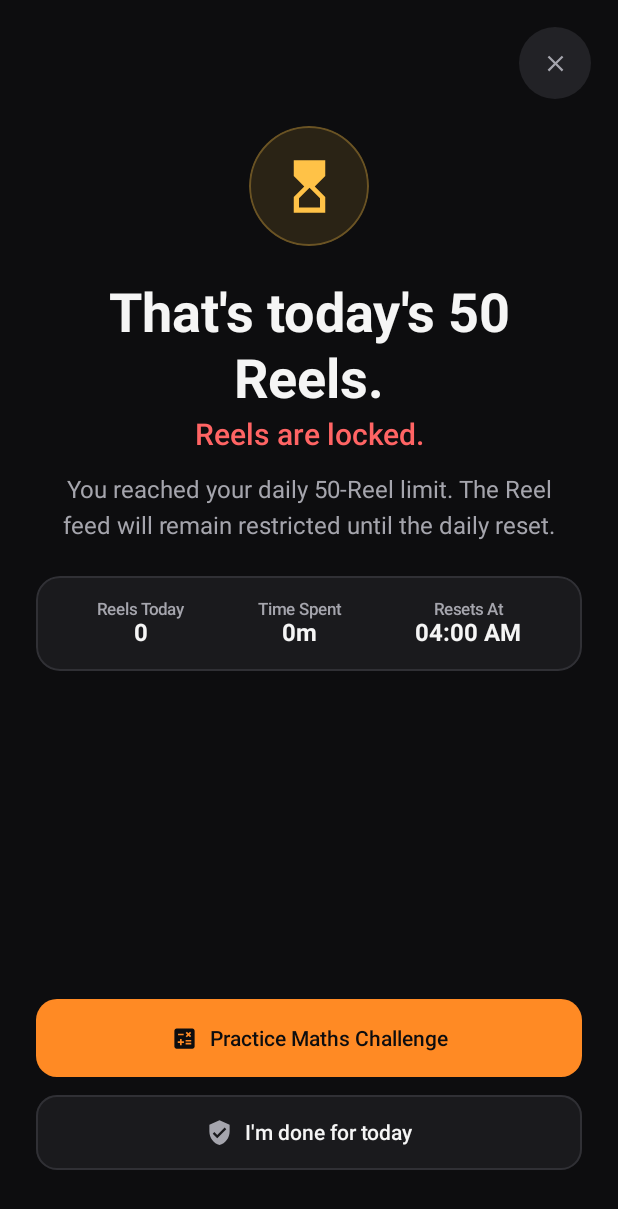
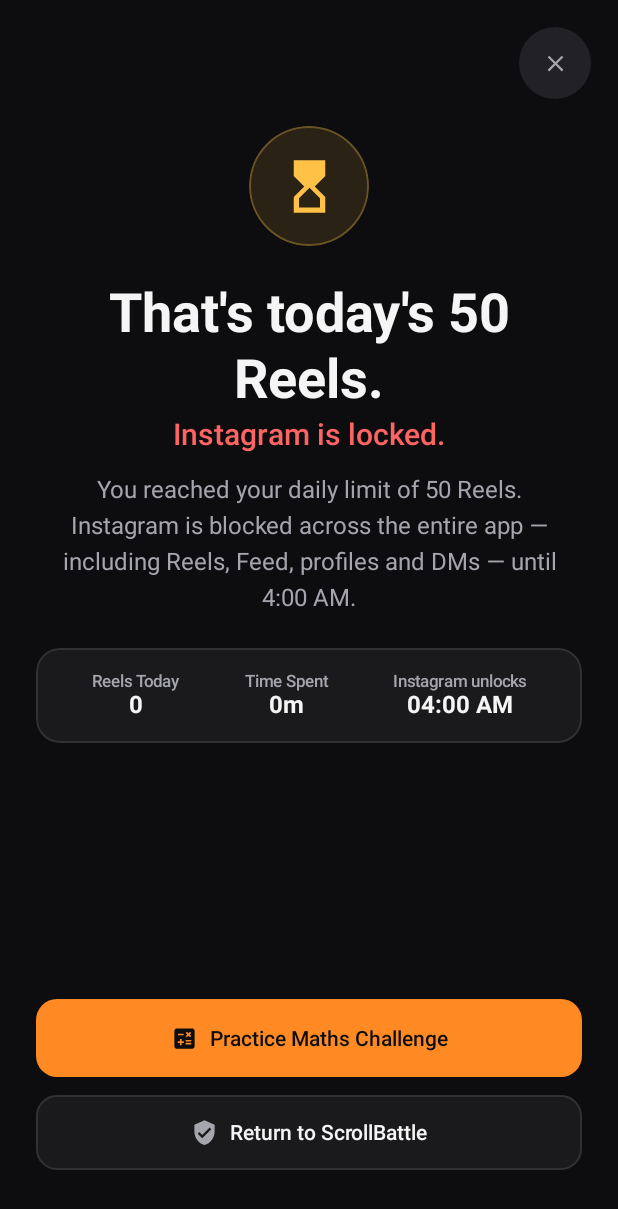
Before and after one commit to NIKHILSINGLAT/ScrollBattle, an Android app built with Jetpack Compose: the composable LimitReachedScreen shown on its own in the app's theme, on a phone screen of 412 x 824 dp. Shown: the top 1209 px of the screen. Run offline under Robolectric (Android 15) with nearby library versions, the phone set to English and light mode, and no system bars; our stand-ins replace Navigation 3.

Commit message:
ui: explain full Instagram lock and 4 AM unlock on limit screen

```diff
--- a/app/src/main/java/com/scrollbattle/ui/screens/LimitReachedScreen.kt
+++ b/app/src/main/java/com/scrollbattle/ui/screens/LimitReachedScreen.kt
@@ -90,7 +90,7 @@ fun LimitReachedScreen(
                 )
 
                 Text(
-                    text = "Reels are locked.",
+                    text = "Instagram is locked.",
                     style = MaterialTheme.typography.headlineSmall,
                     color = CriticalRed,
                     fontWeight = FontWeight.SemiBold,
@@ -101,7 +101,7 @@ fun LimitReachedScreen(
                 Spacer(modifier = Modifier.height(16.dp))
 
                 Text(
-                    text = "You reached your daily 50-Reel limit. The Reel feed will remain restricted until the daily reset.",
+                    text = "You reached your daily limit of 50 Reels. Instagram is blocked across the entire app — including Reels, Feed, profiles and DMs — until 4:00 AM.",
                     style = MaterialTheme.typography.bodyLarge,
                     color = TextSecondary,
                     textAlign = TextAlign.Center,
@@ -131,7 +131,7 @@ fun LimitReachedScreen(
                             Text(text = "${state.todayDurationMinutes}m", style = MaterialTheme.typography.titleMedium, fontWeight = FontWeight.Bold, color = TextPrimary)
                         }
                         Column(horizontalAlignment = Alignment.CenterHorizontally) {
-                            Text(text = "Resets At", style = MaterialTheme.typography.labelSmall, color = TextSecondary)
+                            Text(text = "Instagram unlocks", style = MaterialTheme.typography.labelSmall, color = TextSecondary)
                             Text(text = "04:00 AM", style = MaterialTheme.typography.titleMedium, fontWeight = FontWeight.Bold, color = TextPrimary)
                         }
                     }
@@ -149,7 +149,7 @@ fun LimitReachedScreen(
                     onClick = onStartChallenge
                 )
                 SecondaryActionButton(
-                    text = "I'm done for today",
+                    text = "Return to ScrollBattle",
                     leadingIcon = Icons.Default.VerifiedUser,
                     onClick = onDoneForToday
                 )
```
